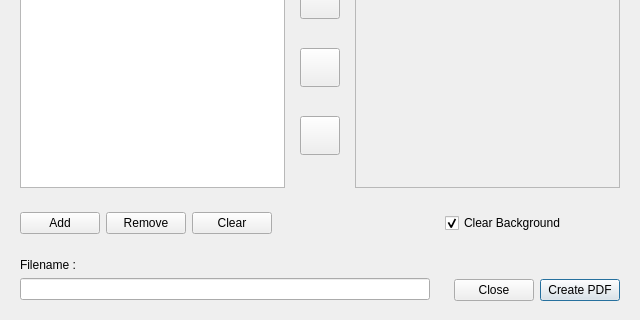
Before: the Qt Designer form files/window.ui in ksharindam/ebook-maker, drawn with Qt 5; both pictures show x 0 to 640 and y 140 to 460 of the 640 by 460 pixel window.
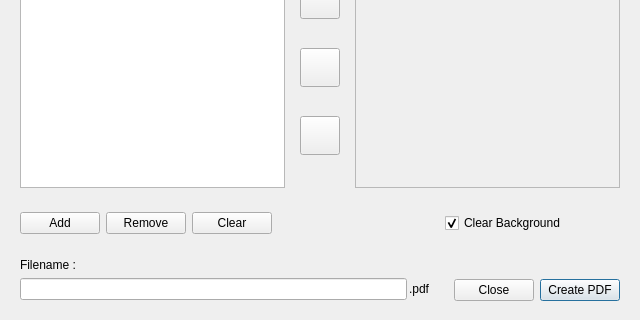
After: the same form once the commit is applied. Icons and pictures are not drawn.

```diff
--- a/files/window.ui
+++ b/files/window.ui
@@ -221,17 +221,27 @@
    </item>
    <item row="2" column="0">
     <widget class="QWidget" name="widget_5" native="true">
-     <layout class="QVBoxLayout" name="verticalLayout_2">
-      <item>
+     <layout class="QGridLayout" name="gridLayout_2">
+      <property name="horizontalSpacing">
+       <number>2</number>
+      </property>
+      <item row="0" column="0">
        <widget class="QLabel" name="label">
         <property name="text">
          <string>Filename :</string>
         </property>
        </widget>
       </item>
-      <item>
+      <item row="1" column="0">
        <widget class="QLineEdit" name="filenameEdit"/>
       </item>
+      <item row="1" column="1">
+       <widget class="QLabel" name="label_2">
+        <property name="text">
+         <string>.pdf</string>
+        </property>
+       </widget>
+      </item>
      </layout>
     </widget>
    </item>
```
